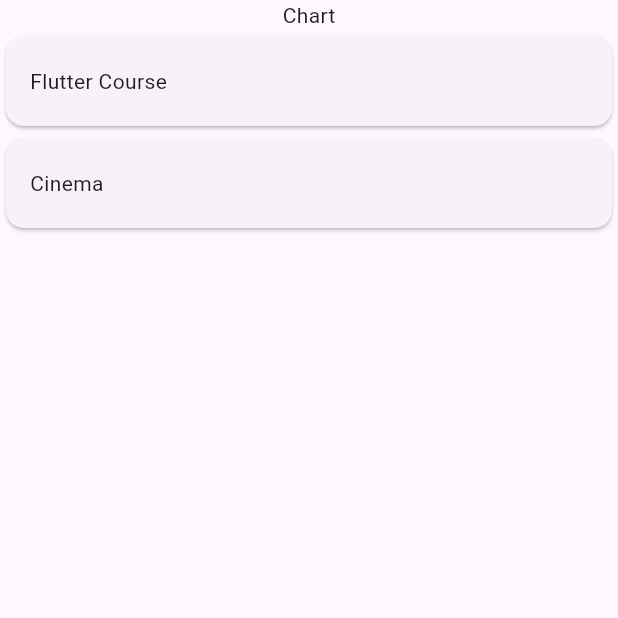
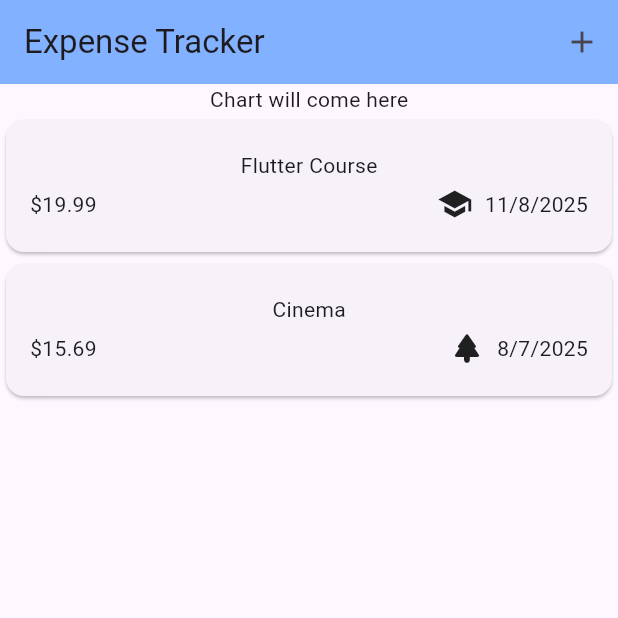
Before and after one commit to GuiReichert/Flutter_Expense_Tracker, a Flutter app: the screen it shows after launch, on a phone screen of 412 x 824 dp, the top half of it. Run offline on Flutter 3.47's test engine with Material 3 defaults, Android fonts, the phone set to English and light mode, and no system bars.

Commit message:
Starting Main Page

```diff
--- a/expense_tracker/lib/Custom Widgets/expenses_list.dart
+++ b/expense_tracker/lib/Custom Widgets/expenses_list.dart
@@ -1,4 +1,5 @@
 import 'package:expense_tracker/Models/expense_model.dart';
+import 'package:expense_tracker/Utils/Enums/expense_categories.dart';
 import 'package:flutter/material.dart';
 
 class ExpensesList extends StatelessWidget {
@@ -18,7 +19,25 @@ class ExpensesList extends StatelessWidget {
     return Card(
       child: Padding(
         padding: const EdgeInsets.symmetric(vertical: 20, horizontal: 16),
-        child: Text(expense.title),
+        child: Column(
+          children: [
+            Text(expense.title),
+            SizedBox(height: 4),
+            Row(
+              children: [
+                Text('\$${expense.amount.toStringAsFixed(2)}'),
+                Spacer(),
+                Row(
+                  children: [
+                    Icon(categoryIcons[expense.category]),
+                    SizedBox(width: 8),
+                    Text(expense.formattedDate),
+                  ],
+                ),
+              ],
+            ),
+          ],
+        ),
       ),
     );
   }
--- a/expense_tracker/lib/Models/expense_model.dart
+++ b/expense_tracker/lib/Models/expense_model.dart
@@ -1,5 +1,6 @@
 import 'package:expense_tracker/Utils/Enums/expense_categories.dart';
 import 'package:uuid/uuid.dart';
+import 'package:intl/intl.dart';
 
 const uuid = Uuid();
 
@@ -16,4 +17,8 @@ class ExpenseModel {
   final double amount;
   final DateTime date;
   final ExpenseCategories category;
+
+  String get formattedDate {
+    return DateFormat.yMd().format(date);
+  }
 }
--- a/expense_tracker/lib/Utils/Enums/expense_categories.dart
+++ b/expense_tracker/lib/Utils/Enums/expense_categories.dart
@@ -1 +1,11 @@
+import 'package:flutter/material.dart';
+
 enum ExpenseCategories { food, travel, leisure, work, studies }
+
+const categoryIcons = {
+  ExpenseCategories.food: Icons.dinner_dining_rounded,
+  ExpenseCategories.travel: Icons.flight_takeoff_rounded,
+  ExpenseCategories.leisure: Icons.park_rounded,
+  ExpenseCategories.work: Icons.work_history_rounded,
+  ExpenseCategories.studies: Icons.school,
+};
--- a/expense_tracker/lib/views/expenses.dart
+++ b/expense_tracker/lib/views/expenses.dart
@@ -1,3 +1,4 @@
+import 'package:expense_tracker/Custom%20Widgets/new_expense.dart';
 import 'package:expense_tracker/Dummy%20Data/expense_list.dart';
 import 'package:expense_tracker/Models/expense_model.dart';
 import 'package:expense_tracker/Custom%20Widgets/expenses_list.dart';
@@ -16,9 +17,16 @@ class _ExpensesState extends State<Expenses> {
   @override
   Widget build(context) {
     return Scaffold(
+      appBar: AppBar(
+        title: Text('Expense Tracker'),
+        backgroundColor: Colors.blueAccent[100],
+        actions: [
+          IconButton(onPressed: _openAddExpenseOverlay, icon: Icon(Icons.add)),
+        ],
+      ),
       body: Column(
         children: [
-          Text('Chart'),
+          Text('Chart will come here'),
           Expanded(
             child: ExpensesList(expensesList: _registeredExpenses),
           ),
@@ -26,4 +34,13 @@ class _ExpensesState extends State<Expenses> {
       ),
     );
   }
+
+  void _openAddExpenseOverlay() {
+    showModalBottomSheet(
+      context: context,
+      builder: (ctx) {
+        return NewExpense();
+      },
+    );
+  }
 }
```
Also changed, not shown: expense_tracker/lib/Custom Widgets/new_expense.dart (added, +69 -0 lines), expense_tracker/pubspec.yaml (+1 -32 lines), expense_tracker/pubspec.lock.
